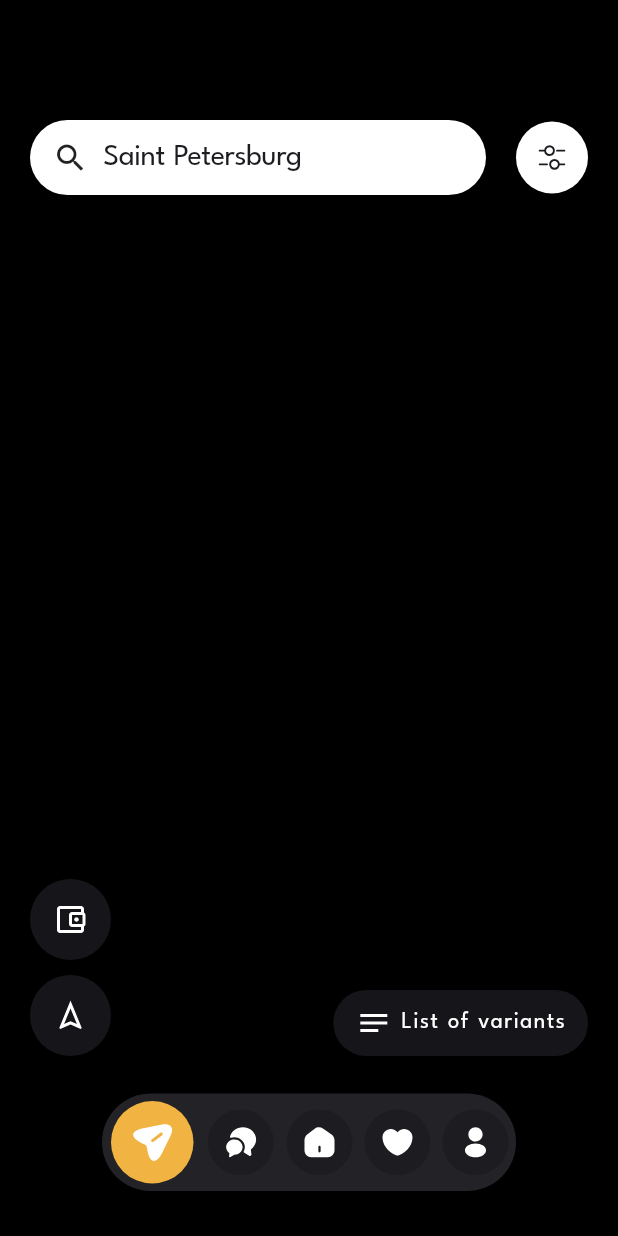
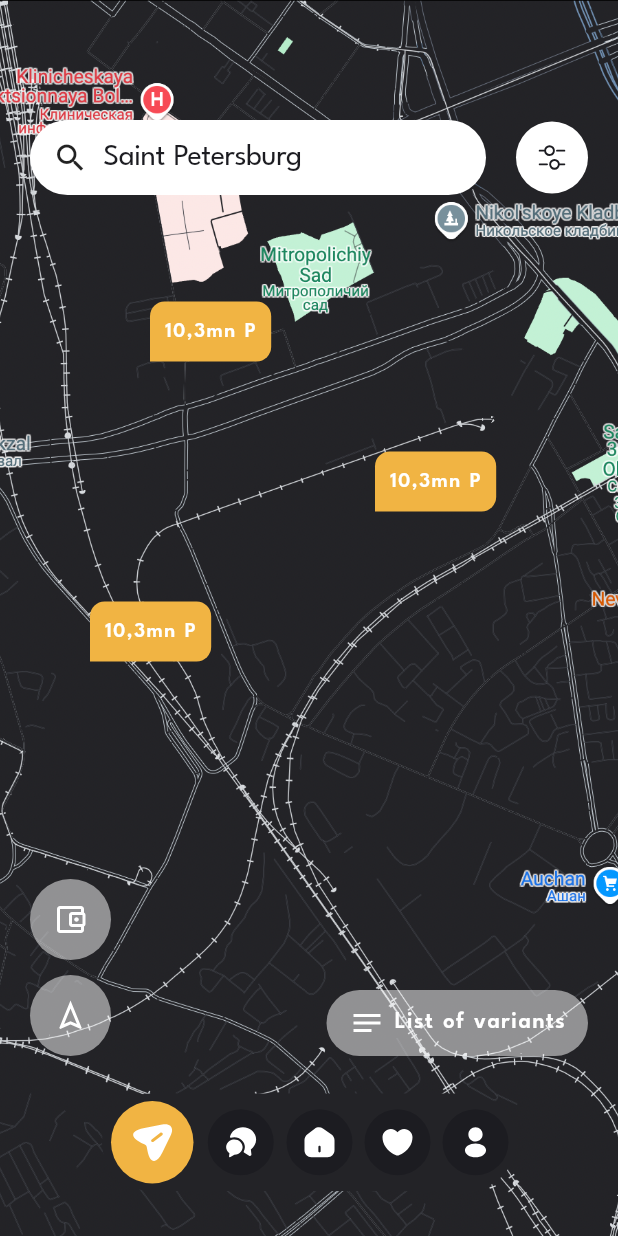
Before and after one commit to D-Ordnance/moniepoint-test, a Flutter app: the MoniePointMap screen opened directly, on a phone screen of 412 x 824 dp. Run offline on Flutter 3.47's test engine with Material 3 defaults, Android fonts, the phone set to English and light mode, and no system bars; our stand-ins replace flutter_svg.

Commit message:
map marker position | map marker transitions

```diff
--- a/lib/home.dart
+++ b/lib/home.dart
@@ -64,10 +64,12 @@ class _HomeState extends State<Home> with TickerProviderStateMixin {
 
   void _bottomNavBarTransition() {
     _bottomNavBarSlideAnimationController = AnimationController(
-        vsync: this, duration: const Duration(milliseconds: 1000));
+        vsync: this, duration: const Duration(milliseconds: 1500));
     _bottomNavBarSlideAnimation =
-        Tween<Offset>(begin: const Offset(0, 1), end: Offset.zero)
-            .animate(_bottomNavBarSlideAnimationController);
+        Tween<Offset>(begin: const Offset(0, 1), end: Offset.zero).animate(
+            CurvedAnimation(
+                curve: Curves.easeInOut,
+                parent: _bottomNavBarSlideAnimationController));
 
     Timer(const Duration(milliseconds: 6000), () {
       _bottomNavBarSlideAnimationController.forward();
@@ -153,6 +155,18 @@ class _HomeState extends State<Home> with TickerProviderStateMixin {
     Timer(const Duration(milliseconds: 2000), () {
       _textOneAnimationController.forward();
     });
+  }
+
+  @override
+  void dispose() {
+    _bottomNavBarSlideAnimationController.dispose();
+    _gridSlideAnimationController.dispose();
+    _textOneAnimationController.dispose();
+    _textThreeFadeAnimationController.dispose();
+    _textTwoFadeAnimationController.dispose();
+    _textThreeSlideAnimationController.dispose();
+    _textTwoSlideAnimationController.dispose();
+    super.dispose();
   }
 
   @override
--- a/lib/map.dart
+++ b/lib/map.dart
@@ -1,6 +1,9 @@
+import 'dart:async';
+
 import 'package:flutter/material.dart';
 import 'package:moniepoint_test/widget/bottom_nav_bar.dart';
 import 'package:moniepoint_test/widget/map_action.dart';
+import 'package:moniepoint_test/widget/map_marker.dart';
 import 'package:moniepoint_test/widget/more_map_actions.dart';
 import 'package:moniepoint_test/widget/regular_textfield.dart';
 
@@ -18,8 +21,14 @@ class _MoniePointMapState extends State<MoniePointMap>
   late Animation<double> _scaleAnimation;
   late AnimationController _scaleAnimationController;
 
+  late Animation<double> _scaleMapMakerAnimation;
+  late AnimationController _scaleMapMakerAnimationController;
+
   late Animation<double> _scaleMapPropertiesAnimation;
   late AnimationController _scaleMapPropertiesAnimationController;
+
+  late Animation<double> _sizeMapMarkerAnimation;
+  late AnimationController _sizeMapMakerAnimationController;
 
   @override
   void initState() {
@@ -33,6 +42,14 @@ class _MoniePointMapState extends State<MoniePointMap>
       curve: Curves.fastOutSlowIn,
     );
 
+    _scaleMapMakerAnimationController = AnimationController(
+        vsync: this, duration: const Duration(milliseconds: 1000));
+
+    _scaleMapMakerAnimation = CurvedAnimation(
+      parent: _scaleMapMakerAnimationController,
+      curve: Curves.fastOutSlowIn,
+    );
+
     _scaleMapPropertiesAnimationController = AnimationController(
         vsync: this, duration: const Duration(milliseconds: 1000));
 
@@ -42,7 +59,27 @@ class _MoniePointMapState extends State<MoniePointMap>
     );
 
     _scaleMapPropertiesAnimationController.forward();
+
+    Timer(const Duration(milliseconds: 1050), () {
+      _scaleMapMakerAnimationController.forward();
+    });
+
+    _sizeMapMakerAnimationController = AnimationController(
+        vsync: this, duration: const Duration(milliseconds: 1000));
+
+    _sizeMapMarkerAnimation = CurvedAnimation(
+      parent: _sizeMapMakerAnimationController,
+      curve: Curves.fastOutSlowIn,
+    );
     super.initState();
+  }
+
+  @override
+  void dispose() {
+    _scaleAnimationController.dispose();
+    _scaleMapPropertiesAnimationController.dispose();
+    _sizeMapMakerAnimationController.dispose();
+    super.dispose();
   }
 
   @override
@@ -54,6 +91,11 @@ class _MoniePointMapState extends State<MoniePointMap>
         height: double.infinity,
         child: Stack(
           children: [
+            Positioned.fill(
+                child: Image.asset(
+              'asset/image/map.png',
+              fit: BoxFit.cover,
+            )),
             Positioned(
               left: 20,
               top: 80,
@@ -62,6 +104,30 @@ class _MoniePointMapState extends State<MoniePointMap>
                 scaleAnimation: _scaleMapPropertiesAnimation,
               ),
             ),
+            Positioned(
+                left: 100,
+                top: 200,
+                child: MoniePointMapMaker(
+                  isWallet: isWallet,
+                  scaleAnimation: _scaleMapMakerAnimation,
+                  sizeAnimation: _sizeMapMarkerAnimation,
+                )),
+            Positioned(
+                left: 250,
+                top: 300,
+                child: MoniePointMapMaker(
+                  isWallet: isWallet,
+                  scaleAnimation: _scaleMapMakerAnimation,
+                  sizeAnimation: _sizeMapMarkerAnimation,
+                )),
+            Positioned(
+                left: 60,
+                top: 400,
+                child: MoniePointMapMaker(
+                  isWallet: isWallet,
+                  scaleAnimation: _scaleMapMakerAnimation,
+                  sizeAnimation: _sizeMapMarkerAnimation,
+                )),
             Positioned(
                 left: 20,
                 right: 20,
@@ -78,6 +144,15 @@ class _MoniePointMapState extends State<MoniePointMap>
                 child: MoreMapAction(
                   scaleAnimationController: _scaleAnimationController,
                   scaleAnimation: _scaleAnimation,
+                  onTap: (p0) {
+                    if (p0 == MarkerSelection.wallet) {
+                      setState(() {
+                        isWallet = true;
+                      });
+                    } else if (p0 == MarkerSelection.withoutLayout) {
+                      isWallet = false;
+                    }
+                  },
                 )),
             const MoniePointBottomNavBar(
               isLocationSelected: true,
--- a/lib/widget/bottom_nav_item.dart
+++ b/lib/widget/bottom_nav_item.dart
@@ -1,6 +1,7 @@
 import 'package:flutter/material.dart';
 import 'package:flutter_svg/svg.dart';
 import 'package:moniepoint_test/theme/theme.dart';
+import 'package:moniepoint_test/widget/outline_button.dart';
 
 typedef OnTap = Function();
 
@@ -16,10 +17,10 @@ class MoniePointBottomNavItem extends StatelessWidget {
 
   @override
   Widget build(BuildContext context) {
-    return InkWell(
+    return OutlinedButtonRippleEffect(
       onTap: onTap,
-      onTapUp: (details) => debugPrint("something up"),
-      onTapDown: (details) => debugPrint("something down"),
+      // onTapUp: (details) => debugPrint("something up"),
+      // onTapDown: (details) => debugPrint("something down"),
       child: Container(
         padding: EdgeInsets.all(isSelected ? 15 : 10),
         decoration: BoxDecoration(
--- a/lib/widget/map_action.dart
+++ b/lib/widget/map_action.dart
@@ -1,6 +1,4 @@
-import 'package:flutter/cupertino.dart';
 import 'package:flutter/material.dart';
-import 'package:flutter/widgets.dart';
 import 'package:flutter_svg/svg.dart';
 import 'package:moniepoint_test/theme/theme.dart';
 import 'package:moniepoint_test/widget/bottom_nav_item.dart';
@@ -37,9 +35,11 @@ class _MapActionState extends State<MapAction> {
                   padding: const EdgeInsets.all(15),
                   decoration: BoxDecoration(
                       shape: BoxShape.circle,
-                      color: TestColors.boxColor1.withOpacity(0.8)),
+                      color: TestColors.white.withOpacity(0.5)),
                   child: SvgPicture.asset(
-                    'asset/image/wallet.svg',
+                    widget.isWallet
+                        ? 'asset/image/wallet.svg'
+                        : 'asset/image/big_layer.svg',
                     width: 24,
                     height: 24,
                   ),
@@ -53,7 +53,7 @@ class _MapActionState extends State<MapAction> {
                 padding: const EdgeInsets.all(15),
                 decoration: BoxDecoration(
                     shape: BoxShape.circle,
-                    color: TestColors.boxColor1.withOpacity(0.8)),
+                    color: TestColors.white.withOpacity(0.5)),
                 child: SvgPicture.asset(
                   'asset/image/navigation2.svg',
                   width: 24,
@@ -68,7 +68,7 @@ class _MapActionState extends State<MapAction> {
           child: Container(
             padding: const EdgeInsets.symmetric(vertical: 10, horizontal: 15),
             decoration: BoxDecoration(
-                color: TestColors.boxColor1.withOpacity(0.8),
+                color: TestColors.white.withOpacity(0.5),
                 borderRadius: const BorderRadius.all(Radius.circular(25))),
             child: Row(
               children: [
@@ -80,6 +80,7 @@ class _MapActionState extends State<MapAction> {
                 const SizedBox(width: 6),
                 const MoniePointText(
                     fontSize: 15,
+                    fontWeight: FontWeight.w600,
                     content: 'List of variants',
                     color: TestColors.white)
               ],
--- a/lib/widget/map_action_item.dart
+++ b/lib/widget/map_action_item.dart
@@ -33,6 +33,7 @@ class MoreActionItem extends StatelessWidget {
           const SizedBox(width: 10),
           MoniePointText(
               fontSize: 14,
+              fontWeight: FontWeight.w600,
               content: content,
               textAlign: TextAlign.start,
               lineSpacing: 1,
--- /dev/null
+++ b/lib/widget/map_marker.dart
@@ -0,0 +1,54 @@
+import 'package:flutter/material.dart';
+import 'package:flutter/widgets.dart';
+import 'package:flutter_svg/svg.dart';
+import 'package:moniepoint_test/theme/theme.dart';
+import 'package:moniepoint_test/widget/regular_text.dart';
+
+class MoniePointMapMaker extends StatefulWidget {
+  final bool isWallet;
+  final Animation<double> scaleAnimation;
+  final Animation<double> sizeAnimation;
+  const MoniePointMapMaker(
+      {super.key,
+      required this.isWallet,
+      required this.scaleAnimation,
+      required this.sizeAnimation});
+
+  @override
+  State<MoniePointMapMaker> createState() => _MoniePointMapMakerState();
+}
+
+class _MoniePointMapMakerState extends State<MoniePointMapMaker> {
+  @override
+  Widget build(BuildContext context) {
+    return ScaleTransition(
+      alignment: Alignment.bottomLeft,
+      scale: widget.scaleAnimation,
+      child: Container(
+        padding: const EdgeInsets.symmetric(horizontal: 10, vertical: 10),
+        decoration: const BoxDecoration(
+            color: TestColors.primaryColor,
+            borderRadius: BorderRadius.only(
+                topLeft: Radius.circular(10.0),
+                topRight: Radius.circular(10.0),
+                bottomRight: Radius.circular(10.0),
+                bottomLeft: Radius.circular(0))),
+        child: Stack(
+          children: [
+            Visibility(
+                visible: !widget.isWallet,
+                child: SvgPicture.asset('asset/image/building.svg')),
+            Visibility(
+              visible: widget.isWallet,
+              child: const MoniePointText(
+                  fontSize: 14,
+                  fontWeight: FontWeight.w600,
+                  content: '10,3mn P',
+                  color: TestColors.white),
+            )
+          ],
+        ),
+      ),
+    );
+  }
+}
--- a/lib/widget/more_map_actions.dart
+++ b/lib/widget/more_map_actions.dart
@@ -2,13 +2,17 @@ import 'package:flutter/material.dart';
 import 'package:moniepoint_test/theme/theme.dart';
 import 'package:moniepoint_test/widget/map_action_item.dart';
 
+enum MarkerSelection { wallet, withoutLayout, others }
+
 class MoreMapAction extends StatefulWidget {
   final AnimationController scaleAnimationController;
   final Animation<double> scaleAnimation;
+  final Function(MarkerSelection) onTap;
   const MoreMapAction(
       {super.key,
       required this.scaleAnimationController,
-      required this.scaleAnimation});
+      required this.scaleAnimation,
+      required this.onTap});
 
   @override
   State<MoreMapAction> createState() => _MoreMapActionState();
@@ -36,7 +40,7 @@ class _MoreMapActionState extends State<MoreMapAction>
       alignment: Alignment.bottomLeft,
       scale: widget.scaleAnimation,
       child: Container(
-        padding: const EdgeInsets.symmetric(vertical: 10, horizontal: 15),
+        padding: const EdgeInsets.symmetric(vertical: 10, horizontal: 12),
         decoration: const BoxDecoration(
             color: TestColors.white,
             borderRadius: BorderRadius.all(Radius.circular(15))),
@@ -47,28 +51,40 @@ class _MoreMapActionState extends State<MoreMapAction>
               content: "Cosy areas",
               asset: 'asset/image/cosy.png',
               isSelected: isCozyAreaSelected,
-              onTap: _enabledCosy,
+              onTap: () {
+                widget.onTap(MarkerSelection.others);
+                _enabledCosy();
+              },
             ),
             const SizedBox(height: 18),
             MoreActionItem(
               content: "Price",
               asset: 'asset/image/small_wallet.png',
               isSelected: isWalletSelected,
-              onTap: _enabledWalllet,
+              onTap: () {
+                widget.onTap(MarkerSelection.wallet);
+                _enabledWalllet();
+              },
             ),
             const SizedBox(height: 18),
             MoreActionItem(
               content: "Infastructure",
               asset: 'asset/image/infastructure.png',
               isSelected: isInsfractructureSelected,
-              onTap: _enabledInfastructure,
+              onTap: () {
+                widget.onTap(MarkerSelection.others);
+                _enabledInfastructure();
+              },
             ),
             const SizedBox(height: 18),
             MoreActionItem(
               content: "Without any layer",
               asset: 'asset/image/layer.png',
               isSelected: isWithouLayerSelected,
-              onTap: _enabledWithoutLayer,
+              onTap: () {
+                widget.onTap(MarkerSelection.withoutLayout);
+                _enabledWithoutLayer();
+              },
             )
           ],
         ),
@@ -87,7 +103,6 @@ class _MoreMapActionState extends State<MoreMapAction>
       isInsfractructureSelected = false;
       isWithouLayerSelected = false;
     });
-
     widget.scaleAnimationController.reverse();
   }
 
--- /dev/null
+++ b/lib/widget/outline_button.dart
@@ -0,0 +1,27 @@
+import 'package:flutter/material.dart';
+import 'package:moniepoint_test/theme/theme.dart';
+import 'package:moniepoint_test/widget/bottom_nav_item.dart';
+
+class OutlinedButtonRippleEffect extends StatelessWidget {
+  final Widget child;
+  final OnTap onTap;
+  const OutlinedButtonRippleEffect(
+      {super.key, required this.child, required this.onTap});
+
+  @override
+  Widget build(BuildContext context) {
+    return Material(
+        color: Colors.transparent,
+        child: InkWell(
+            onTap: onTap,
+            splashColor: Colors.white,
+            highlightColor: Colors.white,
+            borderRadius: BorderRadius.circular(5),
+            customBorder: CircleBorder(
+                side: BorderSide(
+                    color: TestColors.white.withOpacity(0.7),
+                    width: 1,
+                    strokeAlign: BorderSide.strokeAlignOutside)),
+            child: child));
+  }
+}
```
Also changed, not shown: asset/image/big_layer.svg (added), asset/image/building.svg (added), asset/image/map.png (added).
